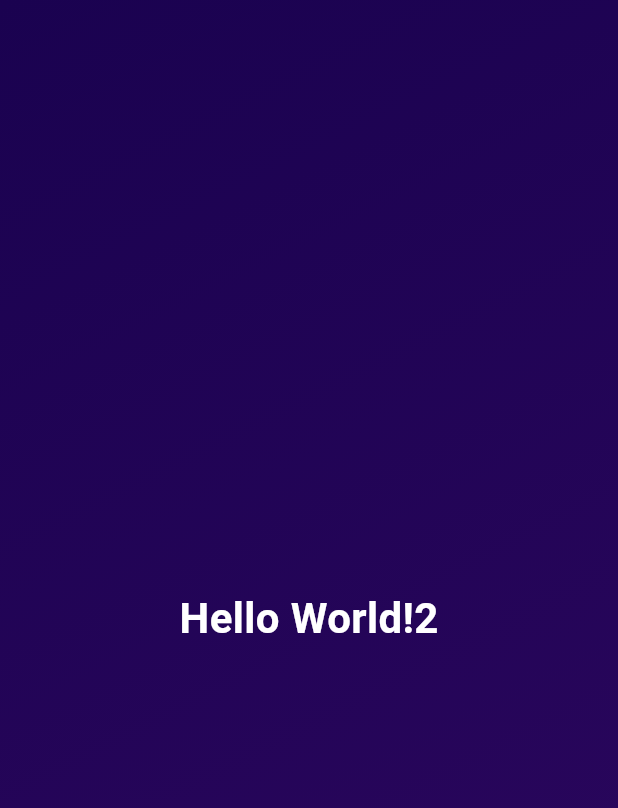
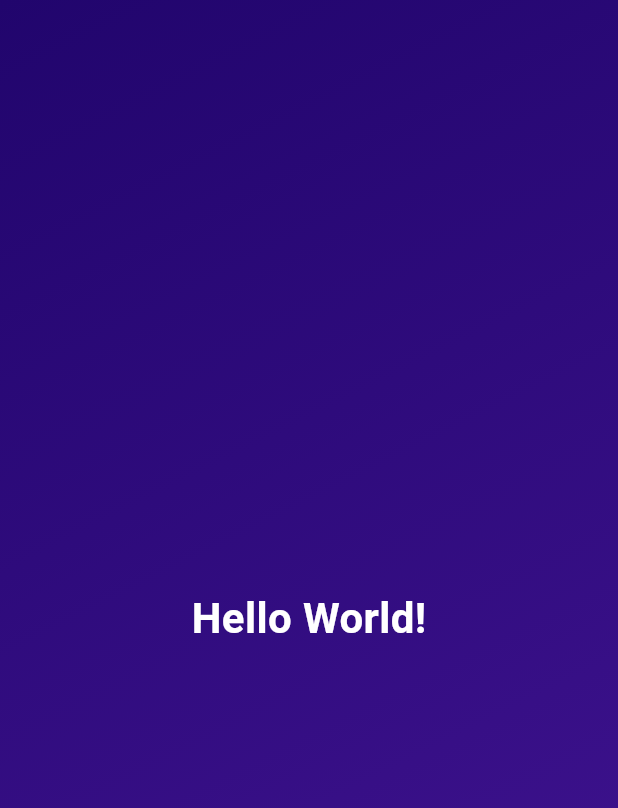
Before and after one commit to candrasaputra/roll_dice_app, a Flutter app: the screen it shows after launch, on a phone screen of 412 x 824 dp. Shown: the top 808 px of the screen. Run offline on Flutter 3.47's test engine with Material 3 defaults, Android fonts, the phone set to English and light mode, and no system bars.

Commit message:
color variable

```diff
--- a/lib/gradient_container.dart
+++ b/lib/gradient_container.dart
@@ -5,23 +5,23 @@ var startAlignment = Alignment.topLeft;
 var endAlignment = Alignment.bottomRight;
 
 class GradientContainer extends StatelessWidget {
-  const GradientContainer({super.key});
+  const GradientContainer(this.color1, this.color2, {super.key});
+
+  final Color color1;
+  final Color color2;
 
   @override
-  Widget build(contex) {
+  Widget build(BuildContext context) {
     return Container(
       decoration: BoxDecoration(
         gradient: LinearGradient(
-          colors: [
-            Color.fromARGB(255, 26, 2, 80),
-            Color.fromARGB(255, 45, 7, 95),
-          ],
+          colors: [color1, color2],
           begin: startAlignment,
           end: endAlignment,
         ),
       ),
       child: const Center(
-        child: StyledText('Hello World!2'),
+        child: StyledText('Hello World!'),
       ),
     );
   }
--- a/lib/main.dart
+++ b/lib/main.dart
@@ -5,7 +5,10 @@ void main() {
   runApp(
     const MaterialApp(
       home: Scaffold(
-        body: GradientContainer(),
+        body: GradientContainer(
+          Color.fromARGB(255, 33, 5, 109),
+          Color.fromARGB(255, 68, 21, 149),
+        ),
       ),
     ),
   );
```
